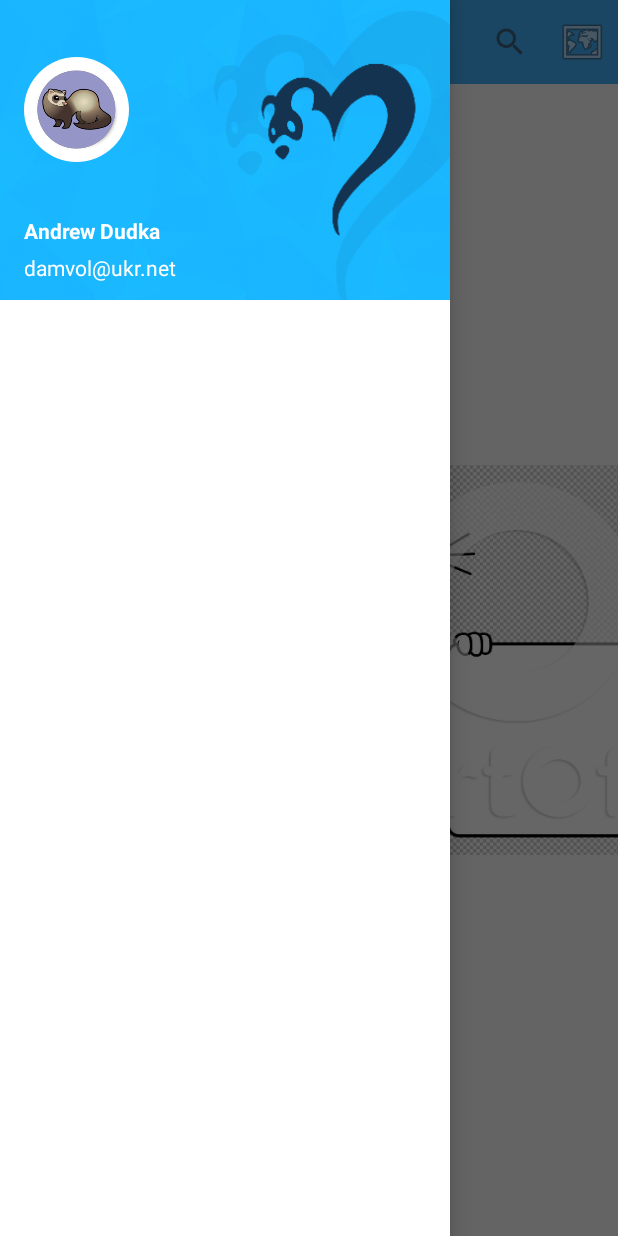
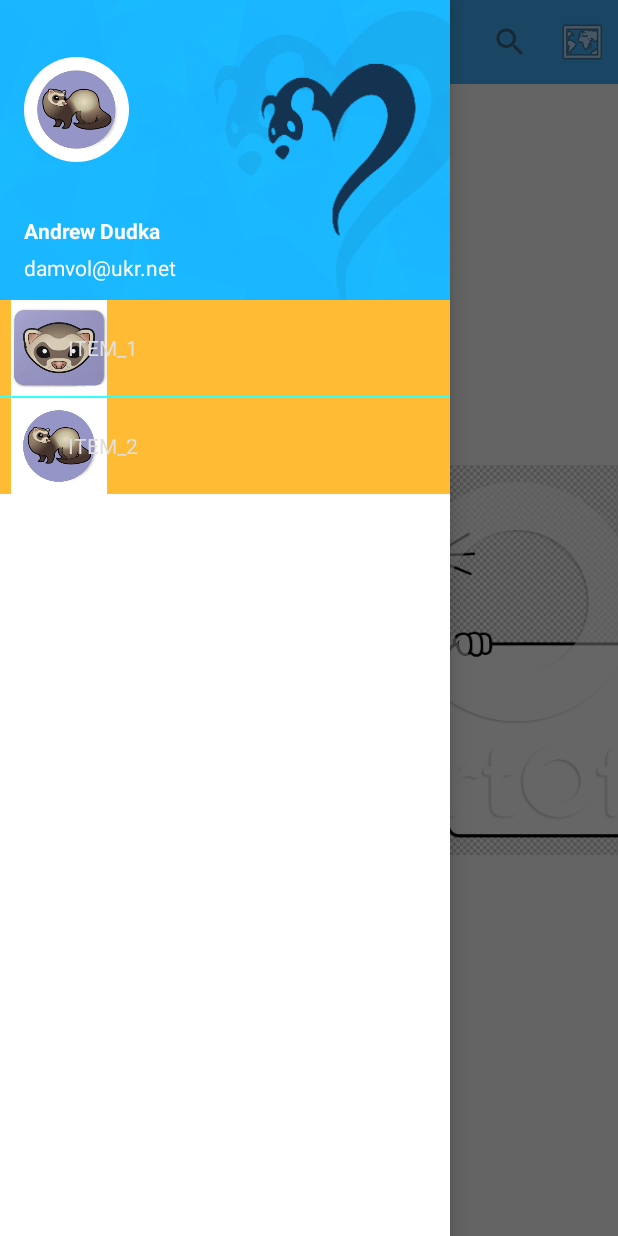
Before and after one commit to CrazyClimbersTeam/HoReCa, an Android app: the MainActivity screen opened directly, with no data from a screen before it, with the side drawer open, on a phone screen of 412 x 824 dp. Run offline under Robolectric (Android 15) with nearby library versions, the phone set to English and light mode, and no system bars; our stand-ins replace CircleImageView; 1 statement that could not run was skipped.

Commit message:
[Menu] just some sceleton was implemented

```diff
--- a/app/src/main/java/com/crazyclimbersteam/horeca/activity/MainActivity.java
+++ b/app/src/main/java/com/crazyclimbersteam/horeca/activity/MainActivity.java
@@ -16,6 +16,10 @@ import android.view.View;
 
 import com.crazyclimbersteam.horeca.HorecApplication;
 import com.crazyclimbersteam.horeca.R;
+import com.crazyclimbersteam.horeca.menu.MenuItemClickListener;
+import com.crazyclimbersteam.horeca.menu.NavigationMenuFragment;
+import com.crazyclimbersteam.horeca.menu.model.MenuNavigable;
+import com.crazyclimbersteam.horeca.menu.views.MenuItemView;
 import com.crazyclimbersteam.horeca.tools.ParallaxView;
 import com.crazyclimbersteam.horeca.tools.ScreenController;
 import com.google.android.gms.common.ConnectionResult;
@@ -26,7 +30,7 @@ import com.jeapie.JeapieAPI;
 import static com.crazyclimbersteam.horeca.utils.LogUtils.log;
 
 
-public class MainActivity extends ActionBarActivity {
+public class MainActivity extends ActionBarActivity implements MenuItemClickListener {
 
     private final static String TAG = MainActivity.class.getSimpleName();
 
@@ -37,6 +41,7 @@ public class MainActivity extends ActionBarActivity {
 
     private Toolbar mToolbar;
     private ParallaxView mParallaxView;
+    private NavigationMenuFragment mNavigationMenuFragment;
 
     private ScreenController mScreenController;
 
@@ -55,8 +60,14 @@ public class MainActivity extends ActionBarActivity {
         mToolbar = getActionBarToolbar();
         getSupportActionBar().setDisplayHomeAsUpEnabled(true);
         getSupportActionBar().setHomeButtonEnabled(true);
+        initDrawer();
+        initScreenController();
+    }
+
+    private void initDrawer() {
+        mNavigationMenuFragment = (NavigationMenuFragment) getFragmentManager().findFragmentById(R.id.navigation_drawer);
+        mNavigationMenuFragment.setItemClickListener(this);
         initDrawerToggle();
-        initScreenController();
     }
 
     private void initDrawerToggle() {
@@ -120,10 +131,9 @@ public class MainActivity extends ActionBarActivity {
     public boolean onOptionsItemSelected(MenuItem item) {
 
 
-
         int id = item.getItemId();
 
-        switch (item.getItemId()){
+        switch (item.getItemId()) {
             case R.id.action_search:
                 return true;
             case R.id.action_map:
@@ -157,4 +167,9 @@ public class MainActivity extends ActionBarActivity {
         }
         return true;
     }
+
+    @Override
+    public void onMenuItemClick(MenuNavigable menuNavigable, MenuItemView menuItem) {
+        log("onMenuItemClick: " + menuNavigable.getTag());
+    }
 }
--- /dev/null
+++ b/app/src/main/java/com/crazyclimbersteam/horeca/fragment/settings/SettingsFragment.java
@@ -0,0 +1,10 @@
+package com.crazyclimbersteam.horeca.fragment.settings;
+
+import com.crazyclimbersteam.horeca.fragment.base.BaseFragment;
+
+/**
+ * @author Mirash
+ */
+public class SettingsFragment extends BaseFragment {
+    public static String TAG = getFragmentTag(SettingsFragment.class);
+}
--- /dev/null
+++ b/app/src/main/java/com/crazyclimbersteam/horeca/menu/MenuItemClickListener.java
@@ -0,0 +1,12 @@
+package com.crazyclimbersteam.horeca.menu;
+
+
+import com.crazyclimbersteam.horeca.menu.model.MenuNavigable;
+import com.crazyclimbersteam.horeca.menu.views.MenuItemView;
+
+/**
+ * @author Mirash
+ */
+public interface MenuItemClickListener {
+    void onMenuItemClick(MenuNavigable menuNavigable, MenuItemView menuItem);
+}
--- a/app/src/main/java/com/crazyclimbersteam/horeca/menu/NavigationMenuFragment.java
+++ b/app/src/main/java/com/crazyclimbersteam/horeca/menu/NavigationMenuFragment.java
@@ -7,6 +7,8 @@ import android.view.View;
 import android.view.ViewGroup;
 
 import com.crazyclimbersteam.horeca.R;
+import com.crazyclimbersteam.horeca.activity.MainActivity;
+import com.crazyclimbersteam.horeca.menu.views.MenuItemsContainer;
 
 
 /**
@@ -14,9 +16,16 @@ import com.crazyclimbersteam.horeca.R;
  */
 //TODO implement me
 public class NavigationMenuFragment extends Fragment {
+    private MenuItemsContainer mMenuItemContainer;
+
     @Override
     public View onCreateView(LayoutInflater inflater, ViewGroup container, Bundle savedInstanceState) {
         View rootView = inflater.inflate(R.layout.drawer_layout, null);
+        mMenuItemContainer = (MenuItemsContainer) rootView.findViewById(R.id.menu_item_container);
         return rootView;
     }
+
+    public void setItemClickListener(MenuItemClickListener itemClickListener) {
+        mMenuItemContainer.setMenuItemClickListener(itemClickListener);
+    }
 }
--- /dev/null
+++ b/app/src/main/java/com/crazyclimbersteam/horeca/menu/model/MenuItemModel.java
@@ -0,0 +1,48 @@
+package com.crazyclimbersteam.horeca.menu.model;
+
+import android.content.Context;
+
+import com.crazyclimbersteam.horeca.R;
+import com.crazyclimbersteam.horeca.menu.views.MenuItemView;
+
+/**
+ * @author Mirash
+ */
+public enum MenuItemModel implements MenuNavigable {
+    ITEM_1 {
+        @Override
+        public String getTitle() {
+            return "ITEM_1";
+        }
+
+        @Override
+        public int getIconResourceId() {
+            return R.drawable.ferret;
+        }
+    },
+    ITEM_2 {
+        @Override
+        public String getTitle() {
+            return "ITEM_2";
+        }
+
+        @Override
+        public int getIconResourceId() {
+            return R.drawable.cartoon_ferret;
+        }
+    };
+
+
+    @Override
+    public String getTag() {
+        return name();
+    }
+
+    @Override
+    public MenuItemView createMenuItem(Context context) {
+        MenuItemView item = new MenuItemView(context);
+        item.setTitle(getTitle());
+        item.setImageResource(getIconResourceId());
+        return item;
+    }
+}
--- /dev/null
+++ b/app/src/main/java/com/crazyclimbersteam/horeca/menu/model/MenuNavigable.java
@@ -0,0 +1,18 @@
+package com.crazyclimbersteam.horeca.menu.model;
+
+import android.content.Context;
+
+import com.crazyclimbersteam.horeca.menu.views.MenuItemView;
+
+/**
+ * @author Mirash
+ */
+public interface MenuNavigable {
+    String getTitle();
+
+    int getIconResourceId();
+
+    String getTag();
+
+    MenuItemView createMenuItem(Context context);
+}
--- /dev/null
+++ b/app/src/main/java/com/crazyclimbersteam/horeca/menu/views/MenuItemView.java
@@ -0,0 +1,42 @@
+package com.crazyclimbersteam.horeca.menu.views;
+
+import android.content.Context;
+import android.widget.FrameLayout;
+import android.widget.ImageView;
+import android.widget.TextView;
+
+import com.crazyclimbersteam.horeca.R;
+
+
+/**
+ * @author Mirash
+ */
+public class MenuItemView extends FrameLayout {
+    protected ImageView mIconView;
+    protected TextView mTitleView;
+
+    public MenuItemView(Context context) {
+        super(context);
+        init(context);
+    }
+
+    private void init(Context context) {
+        inflate(context, getLayoutId(), this);
+        mIconView = (ImageView) findViewById(R.id.menu_item_icon);
+        mTitleView = (TextView) findViewById(R.id.menu_item_title);
+        //initElements();
+    }
+
+    protected int getLayoutId() {
+        return R.layout.navigation_menu_item;
+    }
+
+    public void setTitle(String title) {
+        mTitleView.setText(title);
+    }
+
+    public void setImageResource(int resourceId) {
+        mIconView.setImageResource(resourceId);
+    }
+
+}
--- /dev/null
+++ b/app/src/main/java/com/crazyclimbersteam/horeca/menu/views/MenuItemsContainer.java
@@ -0,0 +1,68 @@
+package com.crazyclimbersteam.horeca.menu.views;
+
+import android.content.Context;
+import android.util.AttributeSet;
+import android.view.View;
+import android.view.ViewGroup;
+import android.widget.LinearLayout;
+
+import com.crazyclimbersteam.horeca.R;
+import com.crazyclimbersteam.horeca.menu.MenuItemClickListener;
+import com.crazyclimbersteam.horeca.menu.model.MenuItemModel;
+import com.crazyclimbersteam.horeca.menu.model.MenuNavigable;
+
+import java.util.ArrayList;
+import java.util.Collections;
+import java.util.List;
+
+/**
+ * @author Mirash
+ */
+public class MenuItemsContainer extends LinearLayout {
+
+    private List<MenuNavigable> mItems;
+    private MenuItemClickListener mOnMenuItemClickListener;
+
+    public MenuItemsContainer(Context context, AttributeSet attrs) {
+        super(context, attrs);
+        init(context);
+    }
+
+    private void init(Context context) {
+        setOrientation(VERTICAL);
+        mItems = new ArrayList<>(MenuItemModel.values().length);
+        Collections.addAll(mItems, MenuItemModel.values());
+        boolean addSeparator = false;
+        for (MenuNavigable menuNavigable : mItems) {
+            if (addSeparator) {
+                addSeparator();
+            }
+            addItem(menuNavigable);
+            addSeparator = true;
+        }
+    }
+
+    private void addItem(final MenuNavigable menuNavigable) {
+        MenuItemView menuItemView = menuNavigable.createMenuItem(getContext());
+        addView(menuItemView, new ViewGroup.LayoutParams(ViewGroup.LayoutParams.MATCH_PARENT, ViewGroup.LayoutParams.WRAP_CONTENT));
+        menuItemView.setOnClickListener(new OnClickListener() {
+            @Override
+            public void onClick(View v) {
+                if (mOnMenuItemClickListener != null) {
+                    mOnMenuItemClickListener.onMenuItemClick(menuNavigable, (MenuItemView) v);
+                }
+            }
+        });
+    }
+
+    private void addSeparator() {
+        View separator = new View(getContext());
+        separator.setBackgroundColor(getResources().getColor(R.color.menu_item_separator_color));
+        addView(separator, new MarginLayoutParams(ViewGroup.LayoutParams.MATCH_PARENT,
+                getResources().getDimensionPixelSize(R.dimen.navigation_menu_separator_height)));
+    }
+
+    public void setMenuItemClickListener(MenuItemClickListener listener) {
+        mOnMenuItemClickListener = listener;
+    }
+}
--- /dev/null
+++ b/app/src/main/res/drawable/navigation_menu_item_text_selector.xml
@@ -0,0 +1,6 @@
+<?xml version="1.0" encoding="utf-8"?>
+<selector xmlns:android="http://schemas.android.com/apk/res/android">
+    <item android:color="@color/horec_t2" android:state_pressed="true"/>
+    <item android:color="@color/horec_t2" android:state_selected="true"/>
+    <item android:color="@color/horec_t1"/>
+</selector>
--- a/app/src/main/res/layout/drawer_layout.xml
+++ b/app/src/main/res/layout/drawer_layout.xml
@@ -5,12 +5,14 @@
     android:layout_height="match_parent"
     android:layout_gravity="start"
     android:background="@android:color/white"
-    android:orientation="vertical">
+    android:orientation="vertical"
+    >
 
     <RelativeLayout xmlns:android="http://schemas.android.com/apk/res/android"
         android:layout_width="match_parent"
         android:layout_height="200dp"
-        android:background="@drawable/fon">
+        android:background="@drawable/fon"
+        >
         <LinearLayout
             android:layout_width="match_parent"
             android:layout_height="56dp"
@@ -50,4 +52,14 @@
             android:src="@drawable/cartoon_ferret"
             />
     </RelativeLayout>
+    <ScrollView
+        android:layout_width="match_parent"
+        android:layout_height="match_parent"
+        >
+        <com.crazyclimbersteam.horeca.menu.views.MenuItemsContainer
+            android:id="@+id/menu_item_container"
+            android:layout_width="match_parent"
+            android:layout_height="wrap_content"
+            />
+    </ScrollView>
 </LinearLayout>
--- /dev/null
+++ b/app/src/main/res/layout/navigation_menu_item.xml
@@ -0,0 +1,24 @@
+<RelativeLayout xmlns:android="http://schemas.android.com/apk/res/android"
+    android:layout_width="match_parent"
+    android:layout_height="@dimen/navigation_menu_item_height"
+    android:gravity="center_vertical"
+    android:background="@android:color/holo_orange_light"
+    >
+    <ImageView
+        android:id="@+id/menu_item_icon"
+        android:layout_width="wrap_content"
+        android:layout_height="wrap_content"
+        android:layout_centerVertical="true"
+        android:layout_marginLeft="@dimen/navigation_menu_item_icon_margin_left"
+        android:src="@drawable/ferret"
+        android:scaleType="fitStart"
+        />
+    <TextView
+        android:id="@+id/menu_item_title"
+        android:layout_width="wrap_content"
+        android:layout_height="wrap_content"
+        android:layout_centerVertical="true"
+        android:layout_marginLeft="@dimen/navigation_menu_item_title_margin_left"
+        android:textColor="@drawable/navigation_menu_item_text_selector"
+        />
+</RelativeLayout>
--- a/app/src/main/res/values/colors.xml
+++ b/app/src/main/res/values/colors.xml
@@ -1,4 +1,13 @@
 <?xml version="1.0" encoding="utf-8"?>
 <resources>
     <color name="app_main_color">#169df9</color>
+
+    <!-- general colors -->
+    <color name="horec_t1">#dfdfdf</color>
+    <color name="horec_t2">#33ffff</color>
+
+    <!-- menu -->
+    <color name="menu_item_text_color_idle">@color/horec_t1</color>
+    <color name="menu_item_text_color_selected">@color/horec_t2</color>
+    <color name="menu_item_separator_color">@color/horec_t2</color>
 </resources>
--- a/app/src/main/res/values/dimens.xml
+++ b/app/src/main/res/values/dimens.xml
@@ -3,7 +3,12 @@
     <dimen name="activity_horizontal_margin">16dp</dimen>
     <dimen name="activity_vertical_margin">16dp</dimen>
 
-    <!-- Per the design guidelines, navigation drawers should be between 240dp and 320dp:
-         https://developer.android.com/design/patterns/navigation-drawer.html -->
     <dimen name="navigation_drawer_width">300dp</dimen>
+    <dimen name="navigation_menu_item_height">64dp</dimen>
+    <dimen name="navigation_menu_separator_height">1dp</dimen>
+    <dimen name="navigation_menu_item_icon_margin_left">7dp</dimen>
+    <dimen name="navigation_menu_item_icon_margin_top">7dp</dimen>
+    <dimen name="navigation_menu_item_title_margin_left">45dp</dimen>
+    <dimen name="navigation_menu_item_title_text_size">7dp</dimen>
+    <dimen name="navigation_menu_item_button_margin_right">16dp</dimen>
 </resources>
```
